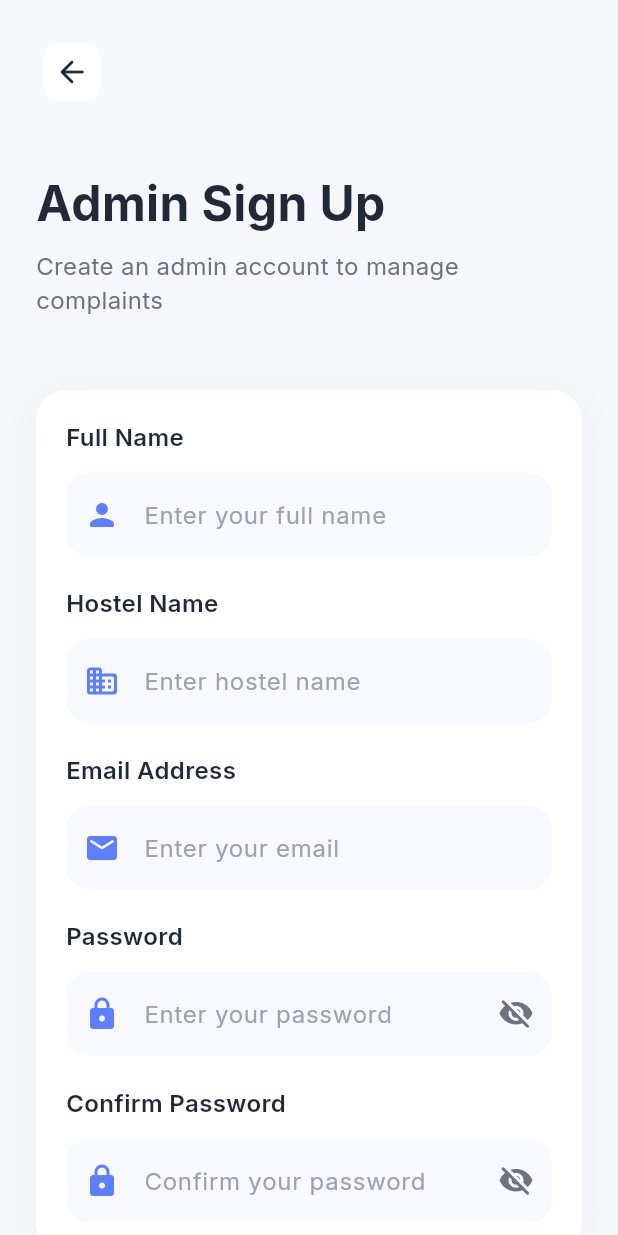
After one commit to rushyendra28/HostelCare, a Flutter app: the AdminSignUpScreen screen opened directly, on a phone screen of 412 x 824 dp. The commit adds this screen. Run offline on Flutter 3.47's test engine with Material 3 defaults, Android fonts, the light colour scheme and no system bars; our stand-ins replace google_fonts, image_picker, smooth_page_indicator.

Commit message:
sign-up page set

```diff
--- a/lib/screens/admin/admin_login_screen.dart
+++ b/lib/screens/admin/admin_login_screen.dart
@@ -4,6 +4,7 @@ import '../../core/constants/app_styles.dart';
 import '../../widgets/custom_text_field.dart';
 import '../../widgets/custom_button.dart';
 import 'admin_dashboard_screen.dart';
+import 'admin_signup_screen.dart';
 
 class AdminLoginScreen extends StatefulWidget {
   const AdminLoginScreen({Key? key}) : super(key: key);
@@ -42,9 +43,7 @@ class _AdminLoginScreenState extends State<AdminLoginScreen> {
       if (mounted) {
         Navigator.pushReplacement(
           context,
-          MaterialPageRoute(
-            builder: (context) => const AdminDashboardScreen(),
-          ),
+          MaterialPageRoute(builder: (context) => const AdminDashboardScreen()),
         );
       }
     }
@@ -87,18 +86,13 @@ class _AdminLoginScreenState extends State<AdminLoginScreen> {
                 const SizedBox(height: 40),
 
                 // Title
-                Text(
-                  'Admin Login',
-                  style: AppStyles.heading1,
-                ),
+                Text('Admin Login', style: AppStyles.heading1),
 
                 const SizedBox(height: 8),
 
                 Text(
                   'Sign in to manage hostel complaints',
-                  style: AppStyles.body1.copyWith(
-                    color: AppColors.textGray,
-                  ),
+                  style: AppStyles.body1.copyWith(color: AppColors.textGray),
                 ),
 
                 const SizedBox(height: 48),
@@ -251,7 +245,6 @@ class _AdminLoginScreenState extends State<AdminLoginScreen> {
                 const SizedBox(height: 24),
 
                 // Sign Up Link
-                // Sign Up Link
                 Center(
                   child: Row(
                     mainAxisAlignment: MainAxisAlignment.center,
@@ -264,7 +257,12 @@ class _AdminLoginScreenState extends State<AdminLoginScreen> {
                       ),
                       TextButton(
                         onPressed: () {
-                          // Navigate to sign up
+                          Navigator.push(
+                            context,
+                            MaterialPageRoute(
+                              builder: (context) => const AdminSignUpScreen(),
+                            ),
+                          );
                         },
                         style: TextButton.styleFrom(
                           padding: EdgeInsets.zero,
--- /dev/null
+++ b/lib/screens/admin/admin_signup_screen.dart
@@ -0,0 +1,478 @@
+import 'package:flutter/material.dart';
+import '../../core/constants/app_colors.dart';
+import '../../core/constants/app_styles.dart';
+import '../../widgets/custom_text_field.dart';
+import '../../widgets/custom_button.dart';
+import 'admin_login_screen.dart';
+
+class AdminSignUpScreen extends StatefulWidget {
+  const AdminSignUpScreen({Key? key}) : super(key: key);
+
+  @override
+  State<AdminSignUpScreen> createState() => _AdminSignUpScreenState();
+}
+
+class _AdminSignUpScreenState extends State<AdminSignUpScreen> {
+  final _formKey = GlobalKey<FormState>();
+  final _nameController = TextEditingController();
+  final _emailController = TextEditingController();
+  final _passwordController = TextEditingController();
+  final _confirmPasswordController = TextEditingController();
+  final _hostelNameController = TextEditingController();
+  bool _isLoading = false;
+  bool _obscurePassword = true;
+  bool _obscureConfirmPassword = true;
+
+  @override
+  void dispose() {
+    _nameController.dispose();
+    _emailController.dispose();
+    _passwordController.dispose();
+    _confirmPasswordController.dispose();
+    _hostelNameController.dispose();
+    super.dispose();
+  }
+
+  Future<void> _signUp() async {
+    if (_formKey.currentState!.validate()) {
+      setState(() {
+        _isLoading = true;
+      });
+
+      // Simulate API call
+      await Future.delayed(const Duration(seconds: 2));
+
+      setState(() {
+        _isLoading = false;
+      });
+
+      if (mounted) {
+        // Show success dialog
+        showDialog(
+          context: context,
+          barrierDismissible: false,
+          builder: (context) => Dialog(
+            shape: RoundedRectangleBorder(
+              borderRadius: BorderRadius.circular(24),
+            ),
+            child: Padding(
+              padding: const EdgeInsets.all(24.0),
+              child: Column(
+                mainAxisSize: MainAxisSize.min,
+                children: [
+                  Container(
+                    width: 80,
+                    height: 80,
+                    decoration: BoxDecoration(
+                      gradient: AppColors.primaryGradient,
+                      borderRadius: BorderRadius.circular(20),
+                    ),
+                    child: const Icon(
+                      Icons.check_circle_rounded,
+                      color: Colors.white,
+                      size: 40,
+                    ),
+                  ),
+                  const SizedBox(height: 24),
+                  Text(
+                    'Account Created!',
+                    style: AppStyles.heading3,
+                    textAlign: TextAlign.center,
+                  ),
+                  const SizedBox(height: 12),
+                  Text(
+                    'Your admin account has been created successfully.',
+                    style: AppStyles.body2.copyWith(color: AppColors.textGray),
+                    textAlign: TextAlign.center,
+                  ),
+                  const SizedBox(height: 24),
+                  CustomButton(
+                    text: 'Go to Login',
+                    onPressed: () {
+                      Navigator.pop(context); // Close dialog
+                      Navigator.pushReplacement(
+                        context,
+                        MaterialPageRoute(
+                          builder: (context) => const AdminLoginScreen(),
+                        ),
+                      );
+                    },
+                  ),
+                ],
+              ),
+            ),
+          ),
+        );
+      }
+    }
+  }
+
+  @override
+  Widget build(BuildContext context) {
+    return Scaffold(
+      backgroundColor: AppColors.background,
+      body: SafeArea(
+        child: SingleChildScrollView(
+          padding: const EdgeInsets.all(24.0),
+          child: Form(
+            key: _formKey,
+            child: Column(
+              crossAxisAlignment: CrossAxisAlignment.start,
+              children: [
+                // Back Button
+                IconButton(
+                  onPressed: () => Navigator.pop(context),
+                  icon: Container(
+                    width: 40,
+                    height: 40,
+                    decoration: BoxDecoration(
+                      color: AppColors.white,
+                      borderRadius: BorderRadius.circular(12),
+                      border: Border.all(
+                        color: AppColors.cardBackground,
+                        width: 1,
+                      ),
+                    ),
+                    child: const Icon(
+                      Icons.arrow_back_rounded,
+                      color: AppColors.textDark,
+                    ),
+                  ),
+                  padding: EdgeInsets.zero,
+                ),
+
+                const SizedBox(height: 40),
+
+                // Title
+                Text(
+                  'Admin Sign Up',
+                  style: AppStyles.heading1,
+                ),
+
+                const SizedBox(height: 8),
+
+                Text(
+                  'Create an admin account to manage complaints',
+                  style: AppStyles.body1.copyWith(
+                    color: AppColors.textGray,
+                  ),
+                ),
+
+                const SizedBox(height: 48),
+
+                // Form Card
+                Container(
+                  padding: const EdgeInsets.all(20),
+                  decoration: AppStyles.cardDecoration,
+                  child: Column(
+                    crossAxisAlignment: CrossAxisAlignment.start,
+                    children: [
+                      // Full Name
+                      Text(
+                        'Full Name',
+                        style: AppStyles.body1.copyWith(
+                          fontWeight: FontWeight.w600,
+                          color: AppColors.textDark,
+                        ),
+                      ),
+                      const SizedBox(height: 12),
+                      TextFormField(
+                        controller: _nameController,
+                        style: AppStyles.body1,
+                        decoration: InputDecoration(
+                          hintText: 'Enter your full name',
+                          hintStyle: AppStyles.body1.copyWith(
+                            color: AppColors.textLight,
+                          ),
+                          prefixIcon: const Icon(
+                            Icons.person_rounded,
+                            color: AppColors.primaryBlue,
+                          ),
+                          filled: true,
+                          fillColor: AppColors.cardBackground,
+                          border: OutlineInputBorder(
+                            borderRadius: BorderRadius.circular(12),
+                            borderSide: BorderSide.none,
+                          ),
+                          contentPadding: const EdgeInsets.symmetric(
+                            horizontal: 16,
+                            vertical: 16,
+                          ),
+                        ),
+                        validator: (value) {
+                          if (value == null || value.isEmpty) {
+                            return 'Please enter your name';
+                          }
+                          return null;
+                        },
+                      ),
+
+                      const SizedBox(height: 20),
+
+                      // Hostel Name
+                      Text(
+                        'Hostel Name',
+                        style: AppStyles.body1.copyWith(
+                          fontWeight: FontWeight.w600,
+                          color: AppColors.textDark,
+                        ),
+                      ),
+                      const SizedBox(height: 12),
+                      TextFormField(
+                        controller: _hostelNameController,
+                        style: AppStyles.body1,
+                        decoration: InputDecoration(
+                          hintText: 'Enter hostel name',
+                          hintStyle: AppStyles.body1.copyWith(
+                            color: AppColors.textLight,
+                          ),
+                          prefixIcon: const Icon(
+                            Icons.business_rounded,
+                            color: AppColors.primaryBlue,
+                          ),
+                          filled: true,
+                          fillColor: AppColors.cardBackground,
+                          border: OutlineInputBorder(
+                            borderRadius: BorderRadius.circular(12),
+                            borderSide: BorderSide.none,
+                          ),
+                          contentPadding: const EdgeInsets.symmetric(
+                            horizontal: 16,
+                            vertical: 16,
+                          ),
+                        ),
+                        validator: (value) {
+                          if (value == null || value.isEmpty) {
+                            return 'Please enter hostel name';
+                          }
+                          return null;
+                        },
+                      ),
+
+                      const SizedBox(height: 20),
+
+                      // Email Field
+                      Text(
+                        'Email Address',
+                        style: AppStyles.body1.copyWith(
+                          fontWeight: FontWeight.w600,
+                          color: AppColors.textDark,
+                        ),
+                      ),
+                      const SizedBox(height: 12),
+                      TextFormField(
+                        controller: _emailController,
+                        keyboardType: TextInputType.emailAddress,
+                        style: AppStyles.body1,
+                        decoration: InputDecoration(
+                          hintText: 'Enter your email',
+                          hintStyle: AppStyles.body1.copyWith(
+                            color: AppColors.textLight,
+                          ),
+                          prefixIcon: const Icon(
+                            Icons.email_rounded,
+                            color: AppColors.primaryBlue,
+                          ),
+                          filled: true,
+                          fillColor: AppColors.cardBackground,
+                          border: OutlineInputBorder(
+                            borderRadius: BorderRadius.circular(12),
+                            borderSide: BorderSide.none,
+                          ),
+                          contentPadding: const EdgeInsets.symmetric(
+                            horizontal: 16,
+                            vertical: 16,
+                          ),
+                        ),
+                        validator: (value) {
+                          if (value == null || value.isEmpty) {
+                            return 'Please enter your email';
+                          }
+                          if (!value.contains('@')) {
+                            return 'Please enter a valid email';
+                          }
+                          return null;
+                        },
+                      ),
+
+                      const SizedBox(height: 20),
+
+                      // Password Field
+                      Text(
+                        'Password',
+                        style: AppStyles.body1.copyWith(
+                          fontWeight: FontWeight.w600,
+                          color: AppColors.textDark,
+                        ),
+                      ),
+                      const SizedBox(height: 12),
+                      TextFormField(
+                        controller: _passwordController,
+                        obscureText: _obscurePassword,
+                        style: AppStyles.body1,
+                        decoration: InputDecoration(
+                          hintText: 'Enter your password',
+                          hintStyle: AppStyles.body1.copyWith(
+                            color: AppColors.textLight,
+                          ),
+                          prefixIcon: const Icon(
+                            Icons.lock_rounded,
+                            color: AppColors.primaryBlue,
+                          ),
+                          suffixIcon: IconButton(
+                            onPressed: () {
+                              setState(() {
+                                _obscurePassword = !_obscurePassword;
+                              });
+                            },
+                            icon: Icon(
+                              _obscurePassword
+                                  ? Icons.visibility_off_rounded
+                                  : Icons.visibility_rounded,
+                              color: AppColors.textGray,
+                            ),
+                          ),
+                          filled: true,
+                          fillColor: AppColors.cardBackground,
+                          border: OutlineInputBorder(
+                            borderRadius: BorderRadius.circular(12),
+                            borderSide: BorderSide.none,
+                          ),
+                          contentPadding: const EdgeInsets.symmetric(
+                            horizontal: 16,
+                            vertical: 16,
+                          ),
+                        ),
+                        validator: (value) {
+                          if (value == null || value.isEmpty) {
+                            return 'Please enter your password';
+                          }
+                          if (value.length < 6) {
+                            return 'Password must be at least 6 characters';
+                          }
+                          return null;
+                        },
+                      ),
+
+                      const SizedBox(height: 20),
+
+                      // Confirm Password Field
+                      Text(
+                        'Confirm Password',
+                        style: AppStyles.body1.copyWith(
+                          fontWeight: FontWeight.w600,
+                          color: AppColors.textDark,
+                        ),
+                      ),
+                      const SizedBox(height: 12),
+                      TextFormField(
+                        controller: _confirmPasswordController,
+                        obscureText: _obscureConfirmPassword,
+                        style: AppStyles.body1,
+                        decoration: InputDecoration(
+                          hintText: 'Confirm your password',
+                          hintStyle: AppStyles.body1.copyWith(
+                            color: AppColors.textLight,
+                          ),
+                          prefixIcon: const Icon(
+                            Icons.lock_rounded,
+                            color: AppColors.primaryBlue,
+                          ),
+                          suffixIcon: IconButton(
+                            onPressed: () {
+                              setState(() {
+                                _obscureConfirmPassword = !_obscureConfirmPassword;
+                              });
+                            },
+                            icon: Icon(
+                              _obscureConfirmPassword
+                                  ? Icons.visibility_off_rounded
+                                  : Icons.visibility_rounded,
+                              color: AppColors.textGray,
+                            ),
+                          ),
+                          filled: true,
+                          fillColor: AppColors.cardBackground,
+                          border: OutlineInputBorder(
+                            borderRadius: BorderRadius.circular(12),
+                            borderSide: BorderSide.none,
+                          ),
+                          contentPadding: const EdgeInsets.symmetric(
+                            horizontal: 16,
+                            vertical: 16,
+                          ),
+                        ),
+                        validator: (value) {
+                          if (value == null || value.isEmpty) {
+                            return 'Please confirm your password';
+                          }
+                          if (value != _passwordController.text) {
+                            return 'Passwords do not match';
+                          }
+                          return null;
+                        },
+                      ),
+                    ],
+                  ),
+                ),
+
+                const SizedBox(height: 32),
+
+                // Sign Up Button
+                CustomButton(
+                  text: 'Create Account',
+                  onPressed: _signUp,
+                  isLoading: _isLoading,
+                  icon: const Icon(
+                    Icons.person_add_rounded,
+                    color: Colors.white,
+                    size: 20,
+                  ),
+                ),
+
+                const SizedBox(height: 24),
+
+                // Login Link
+                Center(
+                  child: Row(
+                    mainAxisAlignment: MainAxisAlignment.center,
+                    children: [
+                      Text(
+                        'Already have an account? ',
+                        style: AppStyles.body2.copyWith(
+                          color: AppColors.textGray,
+                        ),
+                      ),
+                      TextButton(
+                        onPressed: () {
+                          Navigator.pushReplacement(
+                            context,
+                            MaterialPageRoute(
+                              builder: (context) => const AdminLoginScreen(),
+                            ),
+                          );
+                        },
+                        style: TextButton.styleFrom(
+                          padding: EdgeInsets.zero,
+                          minimumSize: Size.zero,
+                          tapTargetSize: MaterialTapTargetSize.shrinkWrap,
+                        ),
+                        child: Text(
+                          'Login',
+                          style: AppStyles.body2.copyWith(
+                            color: AppColors.primaryBlue,
+                            fontWeight: FontWeight.w600,
+                          ),
+                        ),
+                      ),
+                    ],
+                  ),
+                ),
+              ],
+            ),
+          ),
+        ),
+      ),
+    );
+  }
+}
```
